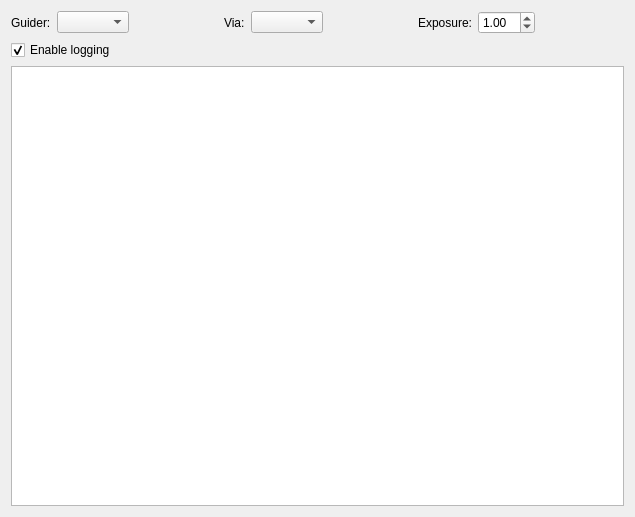
Before: the Qt Designer form kstars/ekos/guide.ui in KDE/kstars, drawn with Qt 5.
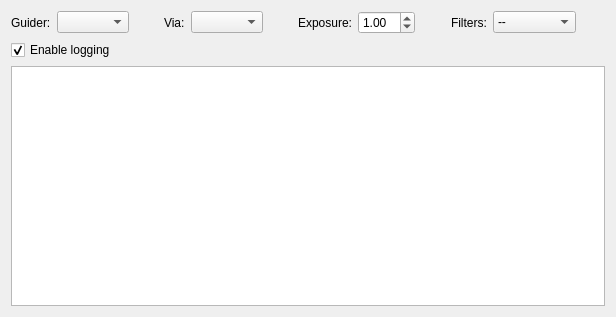
After: the same form once the commit is applied.

Commit message: Adding option to select processing filter before image capture. UI improvements

Patch:
```diff
--- a/kstars/ekos/guide.ui
+++ b/kstars/ekos/guide.ui
@@ -6,8 +6,8 @@
    <rect>
     <x>0</x>
     <y>0</y>
-    <width>635</width>
-    <height>517</height>
+    <width>616</width>
+    <height>317</height>
    </rect>
   </property>
   <property name="windowTitle">
@@ -92,6 +92,48 @@
        </property>
       </spacer>
      </item>
+     <item>
+      <widget class="QLabel" name="label_8">
+       <property name="toolTip">
+        <string>Apply filter to image after capture to enhance it</string>
+       </property>
+       <property name="text">
+        <string>Filters:</string>
+       </property>
+      </widget>
+     </item>
+     <item>
+      <widget class="QComboBox" name="filterCombo">
+       <item>
+        <property name="text">
+         <string>--</string>
+        </property>
+       </item>
+       <item>
+        <property name="text">
+         <string>Low Pass</string>
+        </property>
+       </item>
+       <item>
+        <property name="text">
+         <string>Equalize</string>
+        </property>
+       </item>
+      </widget>
+     </item>
+     <item>
+      <spacer name="horizontalSpacer_4">
+       <property name="orientation">
+        <enum>Qt::Horizontal</enum>
+       </property>
+       <property name="sizeHint" stdset="0">
+        <size>
+         <width>40</width>
+         <height>20</height>
+        </size>
+       </property>
+      </spacer>
+     </item>
     </layout>
    </item>
    <item>
```
The commit also changes 11 other files.
